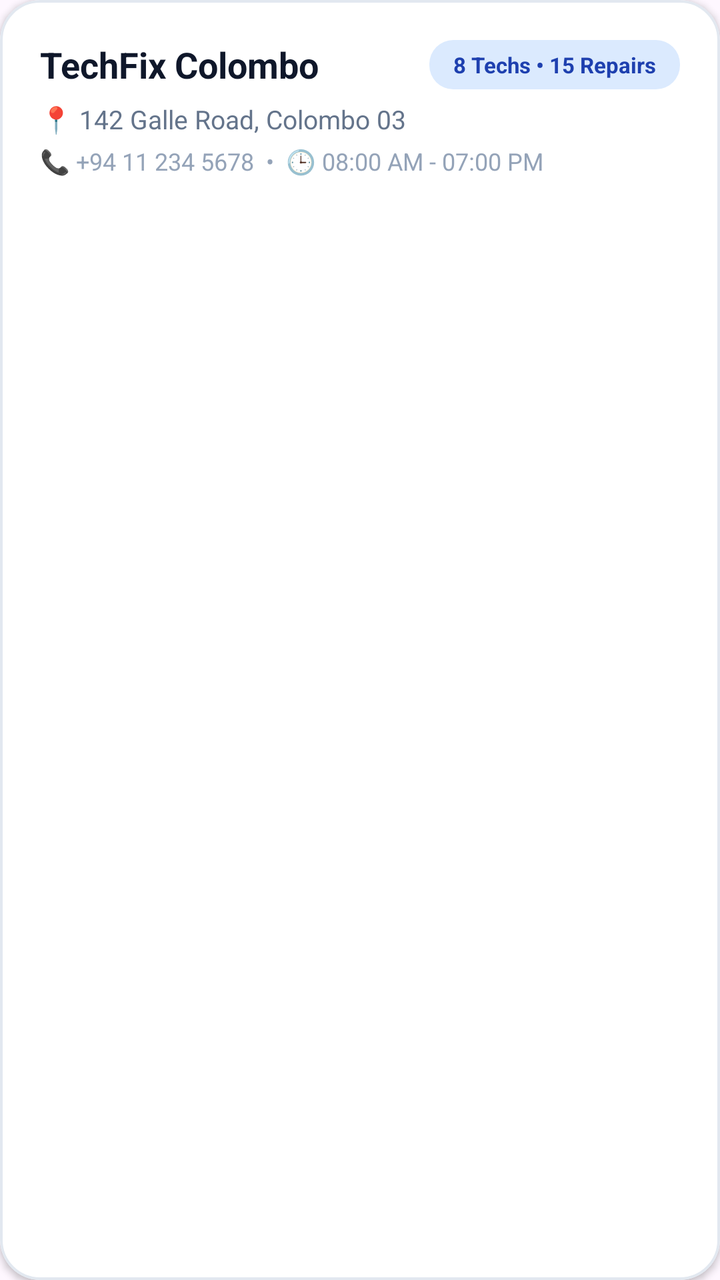
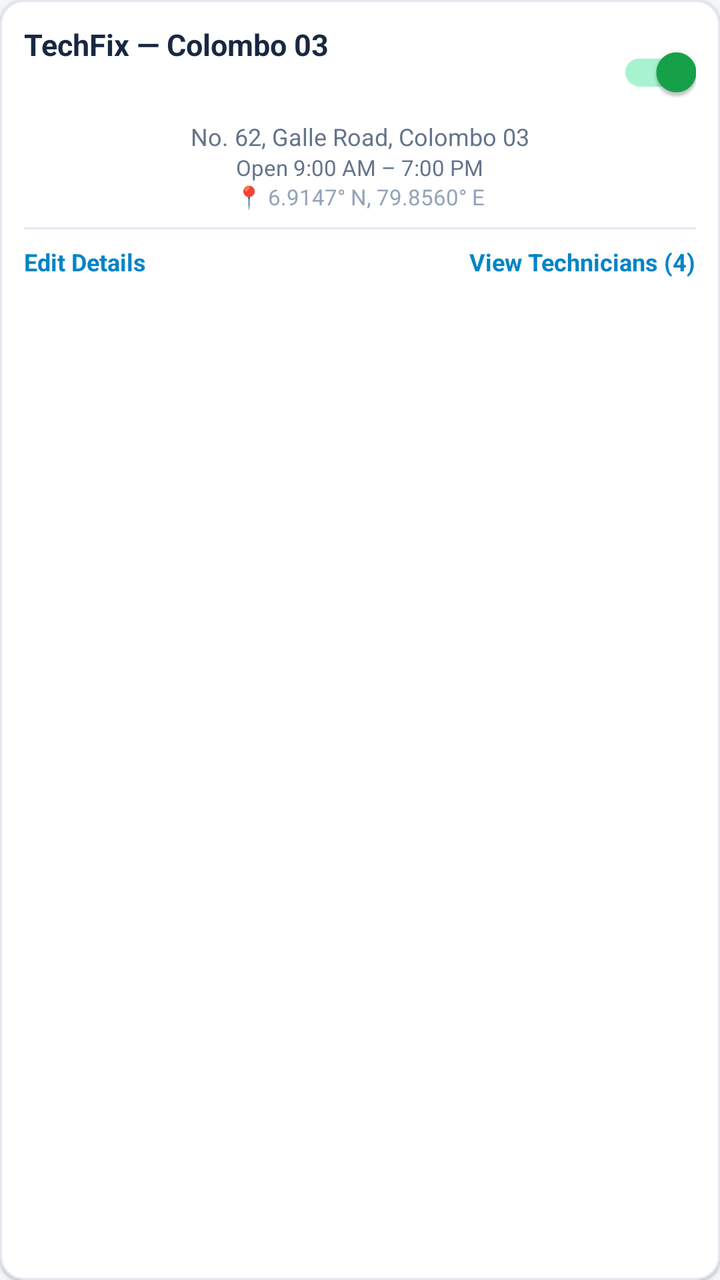

An Android layout rendered at two revisions. The XML below is the earlier revision; the diff shows what the commit changed to produce the second picture.
<!-- AndroidManifest.xml: application theme Theme.TechFix -->
<!-- res/layout/item_branch_card.xml -->
<?xml version="1.0" encoding="utf-8"?>
<com.google.android.material.card.MaterialCardView 
    xmlns:android="http://schemas.android.com/apk/res/android"
    xmlns:app="http://schemas.android.com/apk/res-auto"
    android:layout_width="match_parent"
    android:layout_height="wrap_content"
    android:layout_marginHorizontal="16dp"
    android:layout_marginVertical="8dp"
    app:cardCornerRadius="20dp"
    app:cardElevation="2dp"
    app:strokeColor="#E2E8F0"
    app:strokeWidth="1.2dp"
    app:cardBackgroundColor="#FFFFFF">

    <LinearLayout
        android:layout_width="match_parent"
        android:layout_height="wrap_content"
        android:orientation="vertical"
        android:padding="20dp">

        <RelativeLayout
            android:layout_width="match_parent"
            android:layout_height="wrap_content">

            <TextView
                android:id="@+id/tvBranchName"
                android:layout_width="wrap_content"
                android:layout_height="wrap_content"
                android:layout_alignParentStart="true"
                android:layout_toStartOf="@id/tvBranchStatsBadge"
                android:layout_marginEnd="8dp"
                android:text="TechFix Colombo"
                android:textSize="18sp"
                android:textStyle="bold"
                android:textColor="#0F172A" />

            <TextView
                android:id="@+id/tvBranchStatsBadge"
                android:layout_width="wrap_content"
                android:layout_height="wrap_content"
                android:layout_alignParentEnd="true"
                android:text="8 Techs • 15 Repairs"
                android:textSize="11sp"
                android:textStyle="bold"
                android:textColor="#1E40AF"
                android:background="@drawable/bg_pill_badge"
                android:backgroundTint="#DBEAFE"
                android:paddingHorizontal="12dp"
                android:paddingVertical="5dp" />
        </RelativeLayout>

        <TextView
            android:id="@+id/tvBranchAddress"
            android:layout_width="wrap_content"
            android:layout_height="wrap_content"
            android:layout_marginTop="6dp"
            android:text="📍 142 Galle Road, Colombo 03"
            android:textSize="13sp"
            android:textColor="#64748B" />

        <TextView
            android:id="@+id/tvBranchContactAndHours"
            android:layout_width="wrap_content"
            android:layout_height="wrap_content"
            android:layout_marginTop="4dp"
            android:text="📞 +94 11 234 5678  •  🕒 08:00 AM - 07:00 PM"
            android:textSize="12sp"
            android:textColor="#94A3B8" />

    </LinearLayout>

</com.google.android.material.card.MaterialCardView>
<!-- resources referenced by this layout -->
<resources>
  <!-- drawable bg_pill_badge (drawable) -->
  <?xml version="1.0" encoding="utf-8"?>
  <shape xmlns:android="http://schemas.android.com/apk/res/android"
      android:shape="rectangle">
      <solid android:color="#FEE2E2" />
      <corners android:radius="12dp" />
  </shape>
  <style name="Theme.TechFix" parent="Base.Theme.TechFix" />
  <style name="Base.Theme.TechFix" parent="Theme.Material3.DayNight.NoActionBar">
          
          
      </style>
</resources>

<!-- the commit's change to res/layout/item_branch_card.xml (unified diff, before → after) -->
@@ -4,19 +4,19 @@
     xmlns:app="http://schemas.android.com/apk/res-auto"
     android:layout_width="match_parent"
     android:layout_height="wrap_content"
-    android:layout_marginHorizontal="16dp"
-    android:layout_marginVertical="8dp"
-    app:cardCornerRadius="20dp"
-    app:cardElevation="2dp"
-    app:strokeColor="#E2E8F0"
-    app:strokeWidth="1.2dp"
-    app:cardBackgroundColor="#FFFFFF">
+    android:layout_marginHorizontal="12dp"
+    android:layout_marginVertical="4dp"
+    app:cardCornerRadius="12dp"
+    app:cardElevation="1dp"
+    app:strokeColor="@color/divider_color"
+    app:strokeWidth="1dp"
+    app:cardBackgroundColor="@color/card_bg">
 
     <LinearLayout
         android:layout_width="match_parent"
         android:layout_height="wrap_content"
         android:orientation="vertical"
-        android:padding="20dp">
+        android:padding="12dp">
 
         <RelativeLayout
             android:layout_width="match_parent"
@@ -27,45 +27,81 @@
                 android:layout_width="wrap_content"
                 android:layout_height="wrap_content"
                 android:layout_alignParentStart="true"
-                android:layout_toStartOf="@id/tvBranchStatsBadge"
-                android:layout_marginEnd="8dp"
-                android:text="TechFix Colombo"
-                android:textSize="18sp"
+                android:layout_toStartOf="@id/switchBranch"
+                android:layout_marginEnd="4dp"
+                android:text="TechFix — Colombo 03"
+                android:textSize="15sp"
                 android:textStyle="bold"
-                android:textColor="#0F172A" />
+                android:textColor="@color/navy_header" />
 
-            <TextView
-                android:id="@+id/tvBranchStatsBadge"
+            <androidx.appcompat.widget.SwitchCompat
+                android:id="@+id/switchBranch"
                 android:layout_width="wrap_content"
                 android:layout_height="wrap_content"
                 android:layout_alignParentEnd="true"
-                android:text="8 Techs • 15 Repairs"
-                android:textSize="11sp"
-                android:textStyle="bold"
-                android:textColor="#1E40AF"
-                android:background="@drawable/bg_pill_badge"
-                android:backgroundTint="#DBEAFE"
-                android:paddingHorizontal="12dp"
-                android:paddingVertical="5dp" />
+                android:checked="true"
+                app:thumbTint="@color/badge_green_text"
+                app:trackTint="#A7F3D0" />
         </RelativeLayout>
 
         <TextView
             android:id="@+id/tvBranchAddress"
             android:layout_width="wrap_content"
             android:layout_height="wrap_content"
-            android:layout_marginTop="6dp"
-            android:text="📍 142 Galle Road, Colombo 03"
-            android:textSize="13sp"
-            android:textColor="#64748B" />
+            android:layout_gravity="center_horizontal"
+            android:text="No. 62, Galle Road, Colombo 03"
+            android:textSize="12sp"
+            android:textColor="@color/text_secondary" />
 
         <TextView
             android:id="@+id/tvBranchContactAndHours"
             android:layout_width="wrap_content"
             android:layout_height="wrap_content"
-            android:layout_marginTop="4dp"
-            android:text="📞 +94 11 234 5678  •  🕒 08:00 AM - 07:00 PM"
-            android:textSize="12sp"
-            android:textColor="#94A3B8" />
+            android:layout_gravity="center_horizontal"
+            android:text="Open 9:00 AM – 7:00 PM"
+            android:textSize="11sp"
+            android:textColor="@color/text_secondary" />
+
+        <TextView
+            android:id="@+id/tvBranchStatsBadge"
+            android:layout_width="wrap_content"
+            android:layout_height="wrap_content"
+            android:layout_gravity="center_horizontal"
+            android:text="📍 6.9147° N, 79.8560° E"
+            android:textSize="11sp"
+            android:textColor="@color/text_muted" />
+
+        <View
+            android:layout_width="match_parent"
+            android:layout_height="1dp"
+            android:layout_marginTop="8dp"
+            android:layout_marginBottom="8dp"
+            android:background="@color/divider_color" />
+
+        <RelativeLayout
+            android:layout_width="match_parent"
+            android:layout_height="wrap_content">
+
+            <TextView
+                android:id="@+id/tvEditDetails"
+                android:layout_width="wrap_content"
+                android:layout_height="wrap_content"
+                android:layout_alignParentStart="true"
+                android:text="Edit Details"
+                android:textSize="12sp"
+                android:textStyle="bold"
+                android:textColor="@color/badge_blue_text" />
+
+            <TextView
+                android:id="@+id/tvViewTechnicians"
+                android:layout_width="wrap_content"
+                android:layout_height="wrap_content"
+                android:layout_alignParentEnd="true"
+                android:text="View Technicians (4)"
+                android:textSize="12sp"
+                android:textStyle="bold"
+                android:textColor="@color/badge_blue_text" />
+        </RelativeLayout>
 
     </LinearLayout>
 
<!-- resource entries referenced after the edit -->
@@ -1,16 +1,24 @@
 <!-- resources referenced by this layout -->
 <resources>
-  <!-- drawable bg_pill_badge (drawable) -->
-  <?xml version="1.0" encoding="utf-8"?>
-  <shape xmlns:android="http://schemas.android.com/apk/res/android"
-      android:shape="rectangle">
-      <solid android:color="#FEE2E2" />
-      <corners android:radius="12dp" />
-  </shape>
+  <color name="badge_blue_text">#0284C7</color>
+  <color name="badge_green_text">#16A34A</color>
+  <color name="card_bg">#FFFFFF</color>
+  <color name="divider_color">#E2E8F0</color>
+  <color name="navy_header">#192841</color>
+  <color name="text_muted">#94A3B8</color>
+  <color name="text_secondary">#64748B</color>
   <style name="Theme.TechFix" parent="Base.Theme.TechFix" />
   <style name="Base.Theme.TechFix" parent="Theme.Material3.DayNight.NoActionBar">
           
-          
+          <item name="colorPrimary">@color/accent_amber</item>
+          <item name="colorOnPrimary">@color/white</item>
+          <item name="colorPrimaryContainer">@color/navy_header</item>
+          <item name="colorOnPrimaryContainer">@color/white</item>
+          <item name="android:windowBackground">@color/bg_app</item>
+          <item name="android:statusBarColor">@color/navy_header</item>
       </style>
+  <color name="accent_amber">#F59E0B</color>
+  <color name="white">#FFFFFFFF</color>
+  <color name="bg_app">#F4F6F9</color>
 </resources>
 
